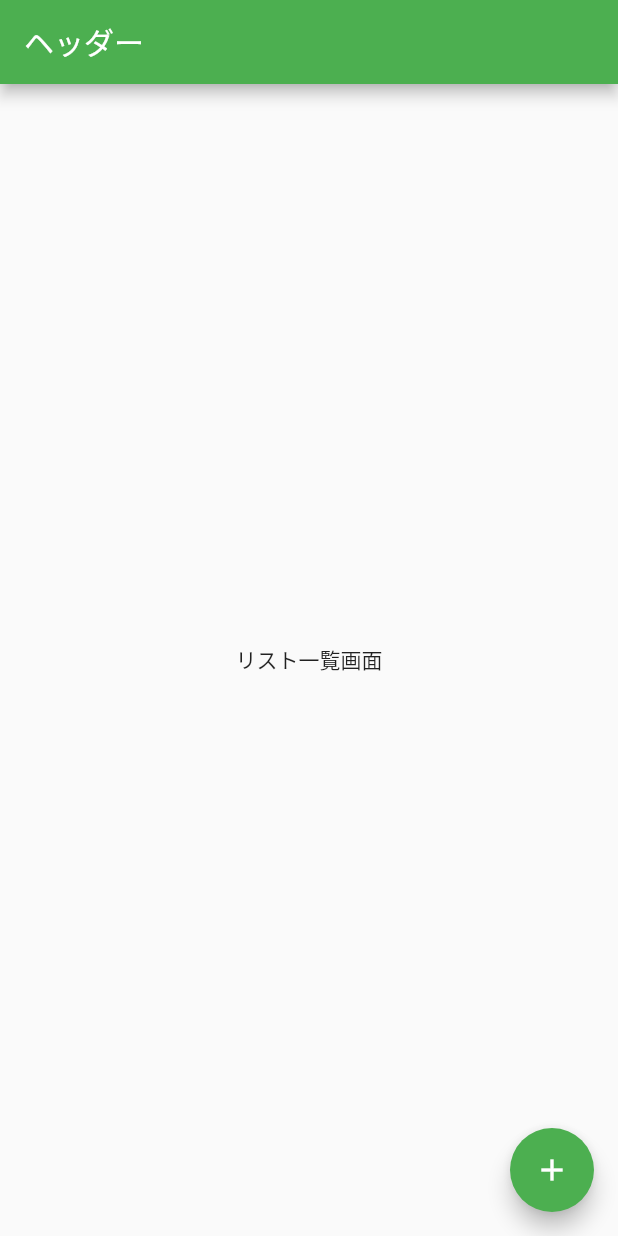
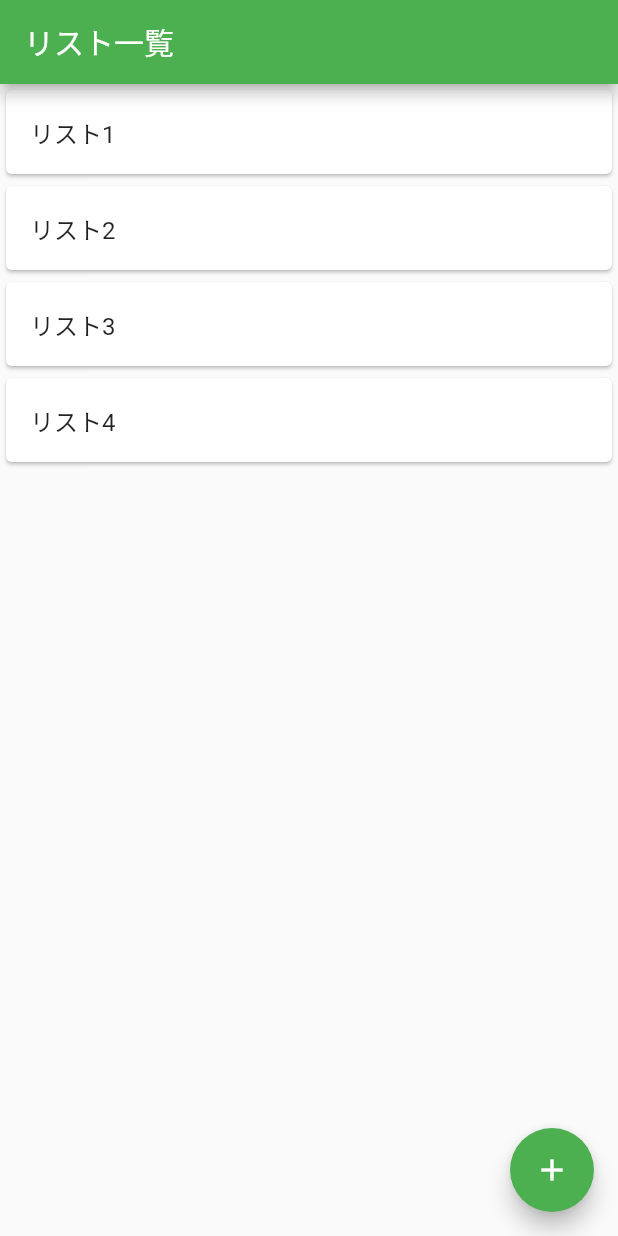
Before and after one commit to mura-work/sample_flutter, a Flutter app: the screen it shows after launch, on a phone screen of 412 x 824 dp. Run offline on Flutter 3.47's test engine with Material 2 defaults, Android fonts, the phone set to English and light mode, and no system bars.

Commit message:
list一覧作成

```diff
--- a/lib/main.dart
+++ b/lib/main.dart
@@ -23,10 +23,31 @@ class TodoListPage extends StatelessWidget {
   Widget build(BuildContext context){
     return Scaffold(
       appBar: AppBar(
-        title: Text('ヘッダー'),
+        title: Text('リスト一覧'),
       ),
-      body: Center(
-        child: Text('リスト一覧画面'),
+      body: ListView(
+        children: <Widget>[
+          Card(
+            child: ListTile(
+              title: Text('リスト1'),
+            ),
+          ),
+          Card(
+            child: ListTile(
+              title: Text('リスト2'),
+            ),
+          ),
+          Card(
+            child: ListTile(
+              title: Text('リスト3'),
+            ),
+          ),
+          Card(
+            child: ListTile(
+              title: Text('リスト4'),
+            ),
+          ),
+        ],
       ),
       floatingActionButton: FloatingActionButton(
         onPressed: () {
```
